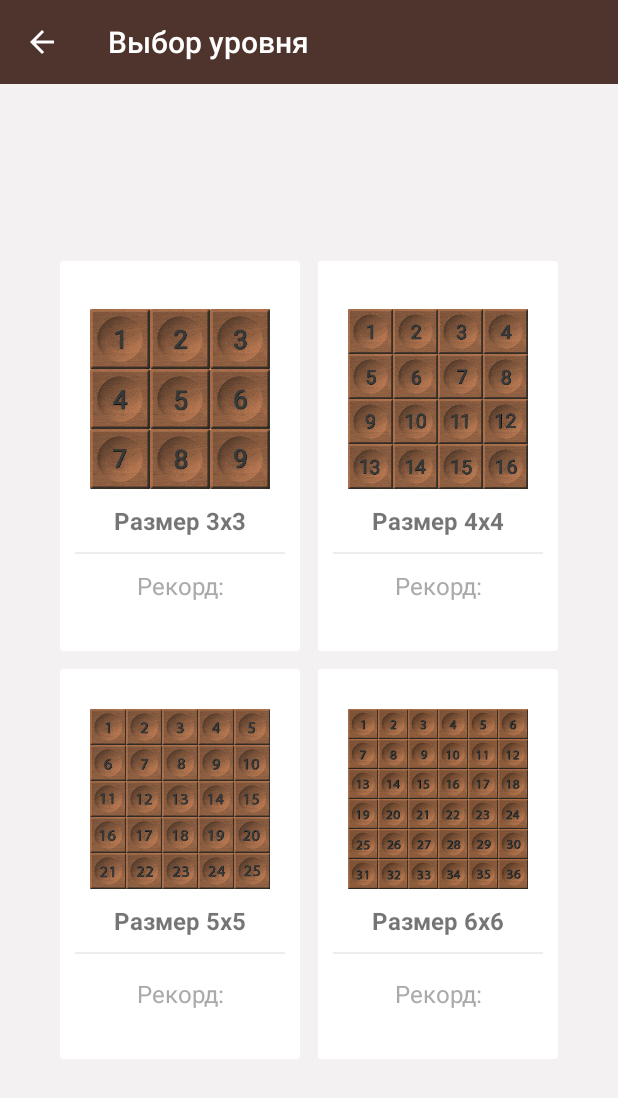
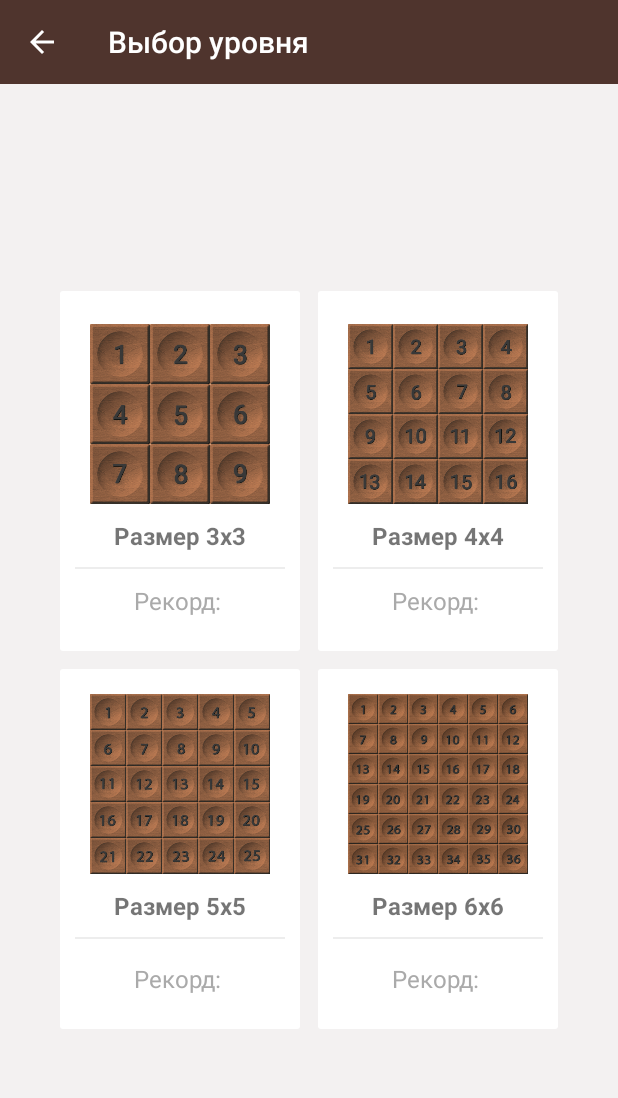
Before and after one commit to d3mr0n/Puzzle-Images, an Android app: the ChooseGameActivity screen opened directly, with no data from a screen before it, on a phone screen of 412 x 824 dp. Shown: the top 1098 px of the screen. Run offline under Robolectric (Android 15) with nearby library versions, the phone set to English and light mode, and no system bars.

Commit message:
Show High results in Activity Choosing Game

```diff
--- a/app/src/main/java/by/app/puzzleimages/ChooseGameActivity.kt
+++ b/app/src/main/java/by/app/puzzleimages/ChooseGameActivity.kt
@@ -5,6 +5,7 @@ import android.os.Bundle
 import android.view.MenuItem
 import android.view.View
 import androidx.appcompat.app.AppCompatActivity
+import kotlinx.android.synthetic.main.activity_choose_game.*
 
 class ChooseGameActivity : AppCompatActivity() {
 
@@ -13,6 +14,24 @@ class ChooseGameActivity : AppCompatActivity() {
         setContentView(R.layout.activity_choose_game)
 
         supportActionBar?.setDisplayHomeAsUpEnabled(true)
+    }
+
+    // Show High results in Activity Choosing Game
+    override fun onStart() {
+        val dbHandler = DBHelper(this, null)
+        record_one.setText(R.string.high_score_choose_game)
+        record_two.setText(R.string.high_score_choose_game)
+        record_three.setText(R.string.high_score_choose_game)
+        record_four.setText(R.string.high_score_choose_game)
+        try {
+            record_one.append(dbHandler.getAllMaxRecords(DBHelper.COLUMN_three))
+            record_two.append(dbHandler.getAllMaxRecords(DBHelper.COLUMN_four))
+            record_three.append(dbHandler.getAllMaxRecords(DBHelper.COLUMN_five))
+            record_four.append(dbHandler.getAllMaxRecords(DBHelper.COLUMN_six))
+        } catch (e: Exception) {
+            e.printStackTrace()
+        }
+        super.onStart()
     }
 
     fun onClickCard(v: View) {
--- a/app/src/main/java/by/app/puzzleimages/PuzzleBoardView.kt
+++ b/app/src/main/java/by/app/puzzleimages/PuzzleBoardView.kt
@@ -112,11 +112,9 @@ class PuzzleBoardView(context: Context?) : View(context) {
                     String.format(resources.getString(R.string.game_solved_success), score)
                 setMessage(text)
                 // Add result to DataBase
-                if (score.toString() > (context as Activity).high_score.text.toString()) {
                     val dbHandler = DBHelper(context, null)
-                    val user = context.score_count.text.toString()
+                    val user = score.toString()
                     dbHandler.addResult(user)
-                }
             }
             setNegativeButton(R.string.no) { _, _ ->
                 score = 0
--- a/app/src/main/res/layout/activity_choose_game.xml
+++ b/app/src/main/res/layout/activity_choose_game.xml
@@ -17,7 +17,7 @@
         <android.support.v7.widget.CardView
             android:id="@+id/threeCardId"
             android:layout_width="160.0dip"
-            android:layout_height="260.0dip"
+            android:layout_height="240dip"
             android:layout_margin="6.0dip"
             android:clickable="true"
             android:focusable="true"
@@ -52,7 +52,7 @@
                     android:background="@color/lightGray" />
 
                 <TextView
-                    android:id="@+id/record"
+                    android:id="@+id/record_one"
                     android:layout_width="wrap_content"
                     android:layout_height="wrap_content"
                     android:gravity="center"
@@ -65,7 +65,7 @@
         <android.support.v7.widget.CardView
             android:id="@+id/fourCardId"
             android:layout_width="160.0dip"
-            android:layout_height="260.0dip"
+            android:layout_height="240dip"
             android:layout_margin="6.0dip"
             android:clickable="true"
             android:focusable="true"
@@ -100,6 +100,7 @@
                     android:background="@color/lightGray" />
 
                 <TextView
+                    android:id="@+id/record_two"
                     android:layout_width="wrap_content"
                     android:layout_height="wrap_content"
                     android:gravity="center"
@@ -122,7 +123,7 @@
         <android.support.v7.widget.CardView
             android:id="@+id/fiveCardId"
             android:layout_width="160.0dip"
-            android:layout_height="260.0dip"
+            android:layout_height="240dip"
             android:layout_margin="6.0dip"
             android:clickable="true"
             android:focusable="true"
@@ -157,6 +158,7 @@
                     android:background="@color/lightGray" />
 
                 <TextView
+                    android:id="@+id/record_three"
                     android:layout_width="wrap_content"
                     android:layout_height="wrap_content"
                     android:gravity="center"
@@ -170,7 +172,7 @@
         <android.support.v7.widget.CardView
             android:id="@+id/sixCardId"
             android:layout_width="160.0dip"
-            android:layout_height="260.0dip"
+            android:layout_height="240dip"
             android:layout_margin="6.0dip"
             android:clickable="true"
             android:focusable="true"
@@ -205,6 +207,7 @@
                     android:background="@color/lightGray" />
 
                 <TextView
+                    android:id="@+id/record_four"
                     android:layout_width="wrap_content"
                     android:layout_height="wrap_content"
                     android:gravity="center"
--- a/app/src/main/res/values/strings.xml
+++ b/app/src/main/res/values/strings.xml
@@ -49,7 +49,7 @@
     <string name="results">Результаты</string>
     <string name="play">Играть</string>
     <string name="high_score">Рекорд</string>
-    <string name="high_score_choose_game">Рекорд: </string>
+    <string name="high_score_choose_game">Рекорд:\u0020</string>
     <string name="size_three">Размер 3x3</string>
     <string name="size_four">Размер 4x4</string>
     <string name="size_five">Размер 5x5</string>
```
